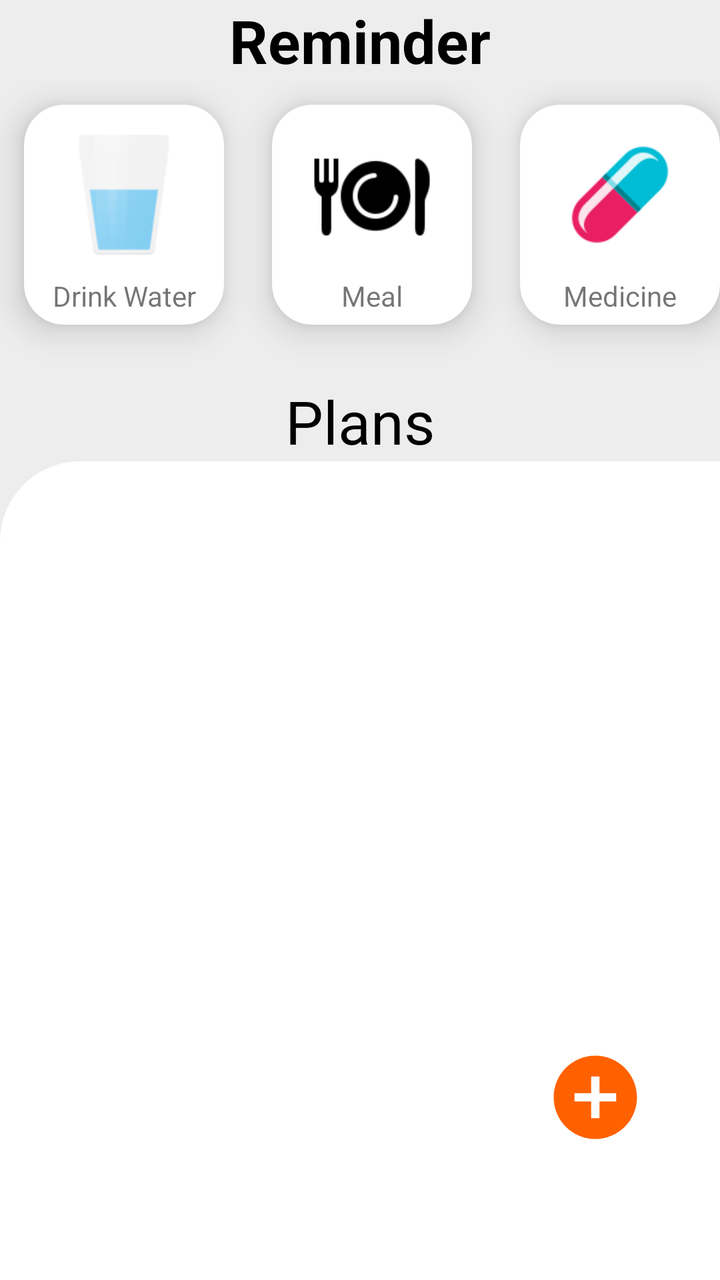
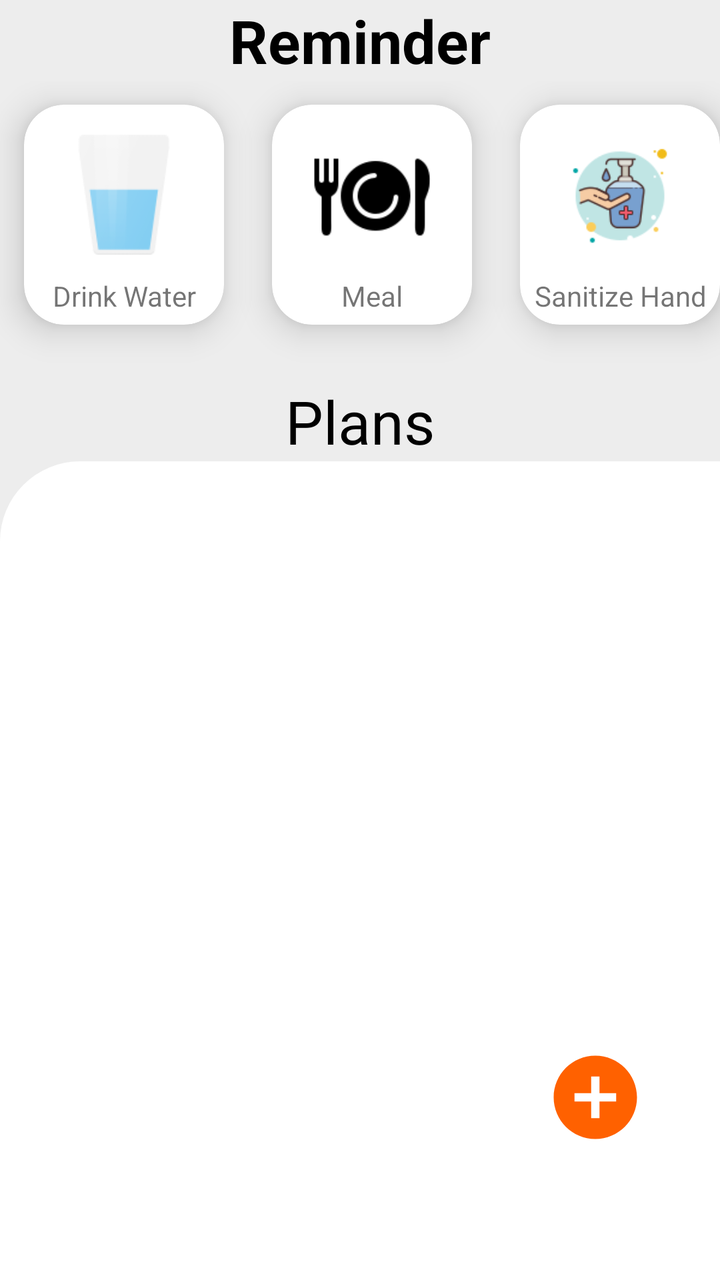

Before-and-after screenshots of an Android layout around one commit, followed by the original layout XML and the change that was made.
<!-- AndroidManifest.xml: application theme Theme.LifeBalance -->
<!-- res/layout/fragment_plans_fragment.xml -->
<LinearLayout xmlns:android="http://schemas.android.com/apk/res/android"
    xmlns:tools="http://schemas.android.com/tools"
    android:layout_width="match_parent"
    android:layout_height="match_parent"
    android:background="@color/background"
    xmlns:app="http://schemas.android.com/apk/res-auto"
    android:orientation="vertical"
    android:id="@+id/contentp"
    tools:context="UI.Home_fragment.Plans_fragment">
<androidx.constraintlayout.widget.ConstraintLayout
    android:id="@+id/view"
    android:layout_width="match_parent"
    android:layout_height="wrap_content"
    >
    <TextView
        android:id="@+id/textView3"
        android:layout_width="match_parent"
        android:layout_height="wrap_content"
        android:layout_gravity="center"
        android:gravity="center"
        android:text="Reminder"
        android:textColor="@color/black"
        android:textSize="30sp"
        android:textStyle="bold"
        app:layout_constraintEnd_toEndOf="parent"
        app:layout_constraintStart_toStartOf="parent"
        app:layout_constraintTop_toTopOf="parent"
        tools:ignore="HardcodedText" />

    <HorizontalScrollView
        android:id="@+id/nestedScrollView"
        android:layout_width="match_parent"
        android:layout_height="150dp"
        android:isScrollContainer="true"
        android:orientation="horizontal"
        android:scrollbars="none"
        app:layout_constraintTop_toBottomOf="@+id/textView3"
        tools:ignore="MissingConstraints,ScrollViewCount"
        tools:layout_editor_absoluteX="0dp">

        <LinearLayout
            android:layout_width="wrap_content"
            android:layout_height="150dp"
            android:minHeight="150dp"
            android:background="@color/background"
            android:orientation="horizontal">

            <androidx.cardview.widget.CardView
                android:id="@+id/c1"
                android:layout_width="100dp"
                android:layout_height="110dp"
                android:layout_marginStart="12dp"
                android:layout_marginEnd="12dp"
                android:layout_marginTop="12dp"
                android:layout_weight="1"
                app:cardCornerRadius="20dp"
                app:cardElevation="10dp"
                app:layout_constraintStart_toStartOf="parent"
                app:layout_constraintTop_toTopOf="parent">
                <ImageView
                    android:layout_width="60dp"
                    android:layout_height="60dp"
                    android:src="@drawable/glass"
                    android:layout_gravity="center|top"
                    android:layout_marginTop="15dp"
                    />
                <TextView
                    android:layout_width="match_parent"
                    android:layout_height="wrap_content"
                    android:text="Drink Water"
                    android:layout_gravity="bottom"
                    android:textAlignment="center"
                    tools:ignore="HardcodedText,RtlCompat"
                    android:layout_marginBottom="5dp"/>
            </androidx.cardview.widget.CardView>

            <androidx.cardview.widget.CardView
                android:id="@+id/c2"
                android:layout_width="100dp"
                android:layout_height="110dp"
                android:layout_marginStart="12dp"
                android:layout_marginTop="12dp"
                android:layout_marginEnd="12dp"
                android:layout_weight="1"
                app:cardCornerRadius="20dp"
                app:cardElevation="10dp"
                app:layout_constraintStart_toStartOf="parent"
                app:layout_constraintTop_toTopOf="parent">

                <ImageView
                    android:layout_width="60dp"
                    android:layout_height="60dp"
                    android:src="@drawable/food"
                    android:layout_gravity="center|top"
                    android:layout_marginTop="15dp"
                    />
                <TextView
                    android:layout_width="match_parent"
                    android:layout_height="wrap_content"
                    android:text="Meal"
                    android:layout_gravity="bottom"
                    android:textAlignment="center"
                    tools:ignore="HardcodedText,RtlCompat"
                    android:layout_marginBottom="5dp"/>
            </androidx.cardview.widget.CardView>

            <androidx.cardview.widget.CardView
                android:id="@+id/c3"
                android:layout_width="100dp"
                android:layout_height="110dp"
                android:layout_marginStart="12dp"
                android:layout_marginTop="12dp"
                android:layout_marginEnd="12dp"
                android:layout_weight="1"
                app:cardCornerRadius="20dp"
                app:cardElevation="10dp"
                app:layout_constraintStart_toStartOf="parent"
                app:layout_constraintTop_toTopOf="parent">
                <ImageView
                    android:layout_width="60dp"
                    android:layout_height="60dp"
                    android:src="@drawable/medicine"
                    android:layout_gravity="center|top"
                    android:layout_marginTop="15dp"
                    />
                <TextView
                    android:layout_width="match_parent"
                    android:layout_height="wrap_content"
                    android:text="Medicine"
                    android:layout_gravity="bottom"
                    android:textAlignment="center"
                    tools:ignore="HardcodedText,RtlCompat"
                    android:layout_marginBottom="5dp"/>
            </androidx.cardview.widget.CardView>
            <androidx.cardview.widget.CardView
                android:id="@+id/c4"
                android:layout_width="100dp"
                android:layout_height="110dp"
                android:layout_marginStart="12dp"
                android:layout_marginTop="12dp"
                android:layout_marginEnd="12dp"
                android:layout_weight="1"
                app:cardCornerRadius="20dp"
                app:cardElevation="10dp"
                app:layout_constraintStart_toStartOf="parent"
                app:layout_constraintTop_toTopOf="parent">

                <ImageView
                    android:layout_width="60dp"
                    android:layout_height="60dp"
                    android:layout_gravity="center|top"
                    android:layout_marginTop="15dp"
                    android:src="@drawable/sanitizer" />
                <TextView
                    android:layout_width="match_parent"
                    android:layout_height="wrap_content"
                    android:text="Sanitize Hand"
                    android:layout_gravity="bottom"
                    android:textAlignment="center"
                    tools:ignore="HardcodedText,RtlCompat"
                    android:layout_marginBottom="5dp"/>
            </androidx.cardview.widget.CardView>
        </LinearLayout>

    </HorizontalScrollView>
</androidx.constraintlayout.widget.ConstraintLayout>
    <TextView
        android:layout_width="match_parent"
        android:layout_height="wrap_content"
        android:text="Plans"
        android:textAlignment="center"
        android:fontFamily="@font/alata"
        android:textSize="30sp"
        android:textColor="@color/black"
        />

    <LinearLayout
        android:layout_width="match_parent"
        android:layout_height="match_parent"
        android:background="@drawable/one_side_curve"
        >
        <androidx.constraintlayout.widget.ConstraintLayout
            android:layout_width="match_parent"
            android:layout_height="match_parent"
            android:layout_marginStart="15dp"
            android:layout_marginEnd="15dp"
            android:layout_marginTop="10dp">
            <FrameLayout
                android:id="@+id/todolist"
                android:layout_width="match_parent"
                android:layout_height="match_parent"

                />

            <LinearLayout
                android:id="@+id/add_plan"
                android:layout_width="wrap_content"
                android:layout_height="wrap_content"
                android:orientation="horizontal"
                app:layout_constraintBottom_toBottomOf="parent"
                app:layout_constraintEnd_toEndOf="parent"
                app:layout_constraintHorizontal_bias="0.92"
                app:layout_constraintStart_toStartOf="parent"
                app:layout_constraintTop_toTopOf="parent"
                app:layout_constraintVertical_bias="0.81">
                <ImageView
                    android:id="@+id/addpost"
                    android:layout_width="50dp"
                    android:layout_height="50dp"
                    android:src="@drawable/ic_baseline_add_circle_24" />
            </LinearLayout>
        </androidx.constraintlayout.widget.ConstraintLayout>

    </LinearLayout>

</LinearLayout>
<!-- resources referenced by this layout -->
<resources>
  <color name="background">#EDEDED</color>
  <color name="black">#FF000000</color>
  <!-- drawable food: png bitmap (drawable, 2238 bytes) -->
  <!-- drawable glass: png bitmap (drawable, 3326 bytes) -->
  <!-- drawable ic_baseline_add_circle_24 (drawable) -->
  <vector android:height="24dp" android:tint="#FF6100"
      android:viewportHeight="24" android:viewportWidth="24"
      android:width="24dp" xmlns:android="http://schemas.android.com/apk/res/android">
      <path android:fillColor="@android:color/white" android:pathData="M12,2C6.48,2 2,6.48 2,12s4.48,10 10,10 10,-4.48 10,-10S17.52,2 12,2zM17,13h-4v4h-2v-4L7,13v-2h4L11,7h2v4h4v2z"/>
  </vector>
  <!-- drawable medicine: png bitmap (drawable, 2090 bytes) -->
  <!-- drawable one_side_curve (drawable) -->
  <?xml version="1.0" encoding="utf-8"?>
  <shape xmlns:android="http://schemas.android.com/apk/res/android"
      android:shape="rectangle">
      <solid android:color="@color/white"/>
      <corners android:topLeftRadius="40dp"
          />
  
  </shape>
  <!-- drawable sanitizer: png bitmap (drawable, 4426 bytes) -->
  <style name="Theme.LifeBalance" parent="Theme.MaterialComponents.Light.NoActionBar">
          
          <item name="colorPrimary">@color/purple_500</item>
          <item name="colorPrimaryVariant">@color/purple_700</item>
          <item name="colorOnPrimary">@color/white</item>
          
          
          <item name="colorSecondary">@color/dark_orange</item>
          
          <item name="colorSecondaryVariant">@color/orange</item>
          <item name="colorOnSecondary">@color/black</item>
          
          <item name="android:statusBarColor">@color/background</item>
          
          <item name="snackbarStyle">@style/MySnackbar</item>
      </style>
  <color name="white">#FFFFFFFF</color>
  <color name="purple_500">#FF6200EE</color>
  <color name="purple_700">#FF3700B3</color>
  <color name="dark_orange">#FF9800</color>
  <color name="orange">#F1C43D</color>
  <style name="MySnackbar" parent="Widget.MaterialComponents.Snackbar">
          <item name="android:layout_marginBottom">60dp</item>
      </style>
</resources>

<!-- the commit's change to res/layout/fragment_plans_fragment.xml (unified diff, before → after) -->
@@ -105,34 +105,6 @@
             </androidx.cardview.widget.CardView>
 
             <androidx.cardview.widget.CardView
-                android:id="@+id/c3"
-                android:layout_width="100dp"
-                android:layout_height="110dp"
-                android:layout_marginStart="12dp"
-                android:layout_marginTop="12dp"
-                android:layout_marginEnd="12dp"
-                android:layout_weight="1"
-                app:cardCornerRadius="20dp"
-                app:cardElevation="10dp"
-                app:layout_constraintStart_toStartOf="parent"
-                app:layout_constraintTop_toTopOf="parent">
-                <ImageView
-                    android:layout_width="60dp"
-                    android:layout_height="60dp"
-                    android:src="@drawable/medicine"
-                    android:layout_gravity="center|top"
-                    android:layout_marginTop="15dp"
-                    />
-                <TextView
-                    android:layout_width="match_parent"
-                    android:layout_height="wrap_content"
-                    android:text="Medicine"
-                    android:layout_gravity="bottom"
-                    android:textAlignment="center"
-                    tools:ignore="HardcodedText,RtlCompat"
-                    android:layout_marginBottom="5dp"/>
-            </androidx.cardview.widget.CardView>
-            <androidx.cardview.widget.CardView
                 android:id="@+id/c4"
                 android:layout_width="100dp"
                 android:layout_height="110dp"
<!-- resource entries referenced after the edit -->
@@ -10,7 +10,6 @@
       android:width="24dp" xmlns:android="http://schemas.android.com/apk/res/android">
       <path android:fillColor="@android:color/white" android:pathData="M12,2C6.48,2 2,6.48 2,12s4.48,10 10,10 10,-4.48 10,-10S17.52,2 12,2zM17,13h-4v4h-2v-4L7,13v-2h4L11,7h2v4h4v2z"/>
   </vector>
-  <!-- drawable medicine: png bitmap (drawable, 2090 bytes) -->
   <!-- drawable one_side_curve (drawable) -->
   <?xml version="1.0" encoding="utf-8"?>
   <shape xmlns:android="http://schemas.android.com/apk/res/android"
